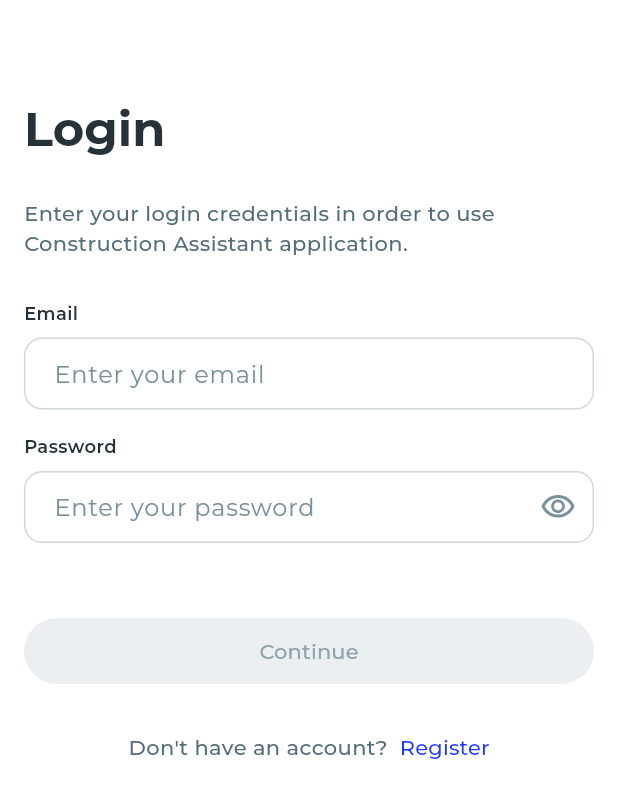
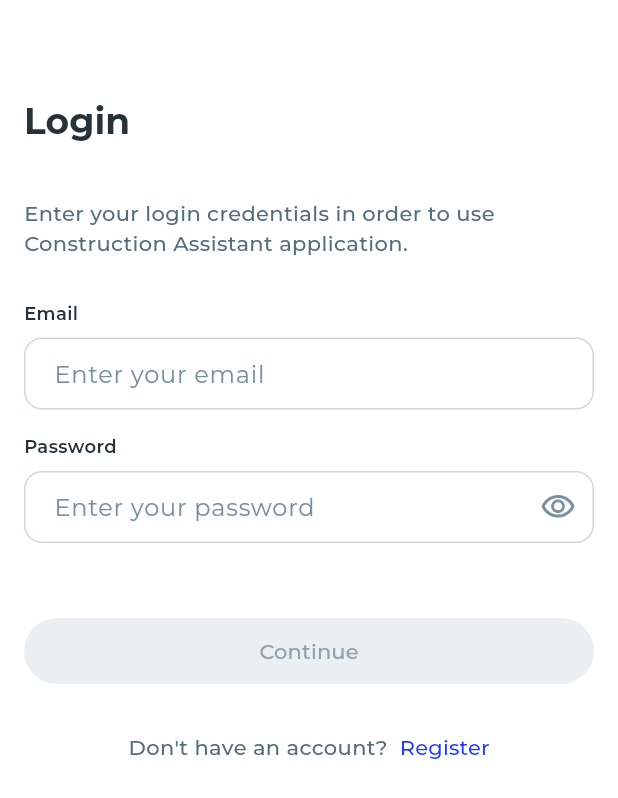
Before and after one commit to Xasthul/construction_assistant_app, a Flutter app: the screen it shows after launch, on a phone screen of 412 x 824 dp. Shown: the top 798 px of the screen. Run offline on Flutter 3.47's test engine with Material 3 defaults, Android fonts, the phone set to English and light mode, and no system bars; our stand-ins replace dio, equatable, flutter_mobx, flutter_secure_storage, get_it, google_fonts and 2 more; generated files the repository leaves out were written again.

Commit message:
Add app_bar_component.dart

```diff
--- a/lib/app/utils/component/scrollable_content_component.dart
+++ b/lib/app/utils/component/scrollable_content_component.dart
@@ -32,7 +32,7 @@ class ScrollableContentComponent extends StatelessWidget {
           SliverAppBar.medium(
             title: Text(
               _appBarTitle,
-              style: AppTextTheme.of(context).largeTitleBold.copyWith(
+              style: AppTextTheme.of(context).headline1Bold.copyWith(
                     color: CommonColorTheme.of(context).titleTextColor,
                   ),
             ),
@@ -41,7 +41,7 @@ class ScrollableContentComponent extends StatelessWidget {
           SliverAppBar(
             title: Text(
               _staticAppBarTitle,
-              style: AppTextTheme.of(context).headline1Bold.copyWith(
+              style: AppTextTheme.of(context).headline2Bold.copyWith(
                     color: CommonColorTheme.of(context).titleTextColor,
                   ),
             ),
--- a/lib/app/utils/theme/app_text_theme.dart
+++ b/lib/app/utils/theme/app_text_theme.dart
@@ -16,8 +16,8 @@ class AppTextTheme {
     required this.overLineRegular,
     required this.body2Medium,
     required this.largeTitleBold,
+    required this.headline1Bold,
     required this.headline2Bold,
-    required this.headline1Bold,
     required this.body1Bold,
     required this.body2Bold,
     required this.buttonBold,
@@ -38,8 +38,8 @@ class AppTextTheme {
         overLineRegular: GoogleFonts.getFont('Montserrat', fontSize: 10),
         body2Medium: GoogleFonts.getFont('Montserrat', fontSize: 14, fontWeight: FontWeight.w500),
         largeTitleBold: GoogleFonts.getFont('Montserrat', fontSize: 32, fontWeight: FontWeight.w700),
-        headline2Bold: GoogleFonts.getFont('Montserrat', fontSize: 24, fontWeight: FontWeight.w700),
-        headline1Bold: GoogleFonts.getFont('Montserrat', fontSize: 20, fontWeight: FontWeight.w600),
+        headline1Bold: GoogleFonts.getFont('Montserrat', fontSize: 24, fontWeight: FontWeight.w700),
+        headline2Bold: GoogleFonts.getFont('Montserrat', fontSize: 20, fontWeight: FontWeight.w600),
         body1Bold: GoogleFonts.getFont('Montserrat', fontSize: 16, fontWeight: FontWeight.w700),
         body2Bold: GoogleFonts.getFont('Montserrat', fontSize: 14, fontWeight: FontWeight.w700),
         buttonBold: GoogleFonts.getFont('Montserrat', fontSize: 14, fontWeight: FontWeight.w700),
@@ -61,8 +61,8 @@ class AppTextTheme {
   final TextStyle body2Medium;
 
   final TextStyle largeTitleBold;
+  final TextStyle headline1Bold;
   final TextStyle headline2Bold;
-  final TextStyle headline1Bold;
   final TextStyle body1Bold;
   final TextStyle body2Bold;
   final TextStyle buttonBold;
--- a/lib/app/utils/theme/common_color_theme.dart
+++ b/lib/app/utils/theme/common_color_theme.dart
@@ -15,6 +15,7 @@ class CommonColorTheme {
     required this.titleTextColor,
     required this.labelTextColor,
     required this.circularProgressIndicatorColor,
+    required this.appBarBackButtonColor,
   });
 
   factory CommonColorTheme.light() => CommonColorTheme(
@@ -25,6 +26,7 @@ class CommonColorTheme {
         titleTextColor: ColorConstants.grayscale900,
         labelTextColor: ColorConstants.grayscale600,
         circularProgressIndicatorColor: ColorConstants.primary500,
+        appBarBackButtonColor: ColorConstants.grayscale900,
       );
 
   final AppTextFieldColorTheme appTextFieldColorTheme;
@@ -34,6 +36,7 @@ class CommonColorTheme {
   final Color titleTextColor;
   final Color labelTextColor;
   final Color circularProgressIndicatorColor;
+  final Color appBarBackButtonColor;
 
   static CommonColorTheme of(BuildContext context) =>
       context.dependOnInheritedWidgetOfExactType<AppTheme>()!.appColorTheme.commonColorTheme;
```
Also changed, not shown: lib/app/utils/component/app_bar_component.dart (added, +39 -0 lines), lib/home/create_project/create_project_component.dart (+4 -12 lines).
